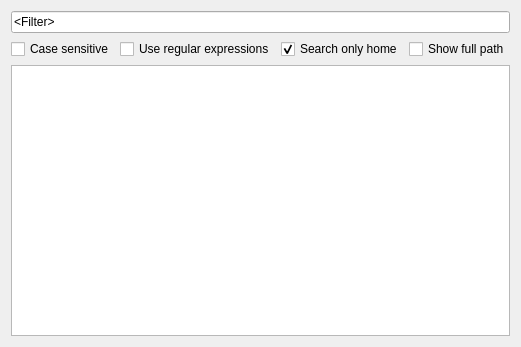
Qt form dialog.ui (SammyEnigma/qlocate) before a commit.
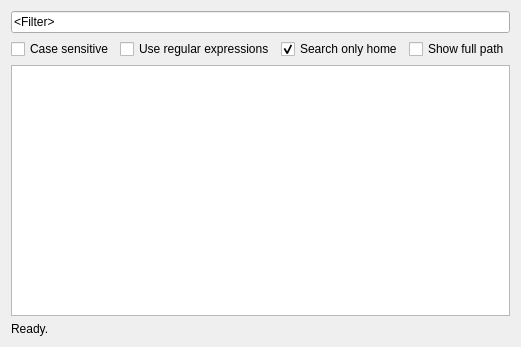
The same form after that commit.

Patch:
```diff
--- a/dialog.ui
+++ b/dialog.ui
@@ -80,6 +80,13 @@
      </property>
     </widget>
    </item>
+   <item>
+    <widget class="QLabel" name="labelStatus">
+     <property name="text">
+      <string>Ready.</string>
+     </property>
+    </widget>
+   </item>
   </layout>
  </widget>
  <layoutdefault spacing="6" margin="11"/>
```
Left out of the diff: 83 changed lines with no effect on the pictures.
